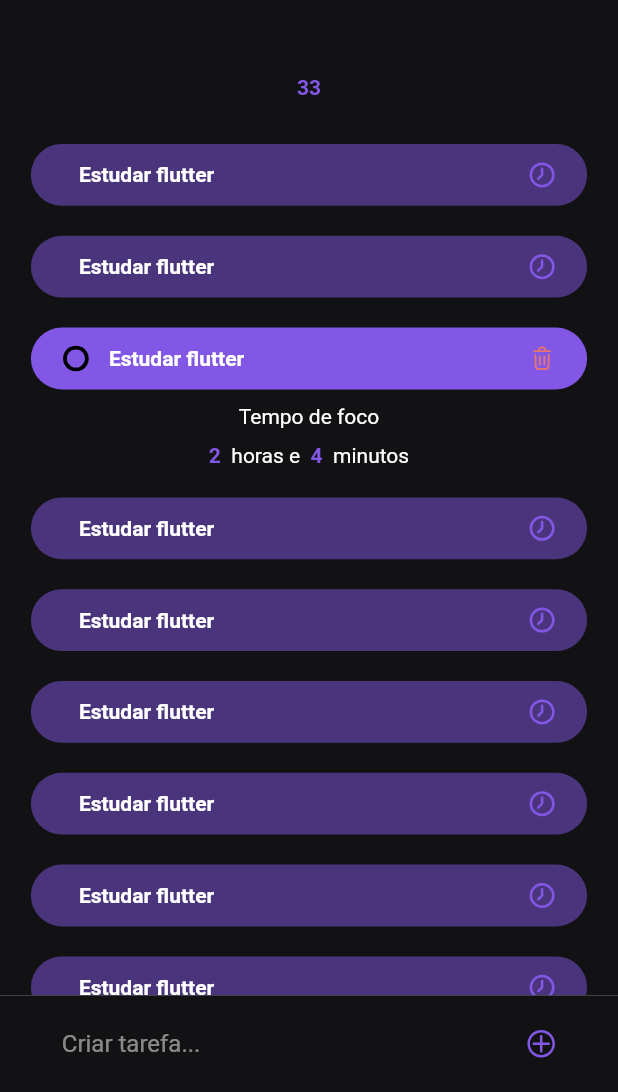
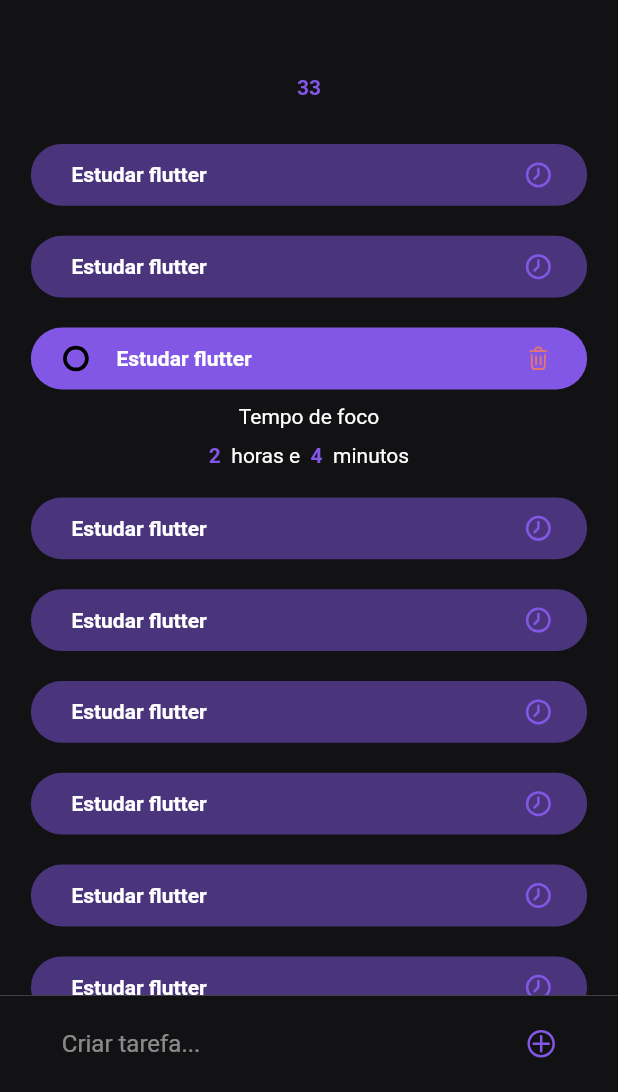
Before and after one commit to RodrigoLima96/time_sense, a Flutter app: the TasksPage screen opened directly, on a phone screen of 412 x 824 dp, the part 144-1236 px from its top. Run offline on Flutter 3.47's test engine with Material 2 defaults, Android fonts, the phone set to English and light mode, and no system bars; our stand-ins replace circular_countdown_timer, equatable, flutter_svg, sqflite, wakelock; accounts and stored records are empty; network calls fail.

Commit message:
change TaskWidget

```diff
--- a/lib/src/controllers/pomodoro_controller.dart
+++ b/lib/src/controllers/pomodoro_controller.dart
@@ -125,7 +125,7 @@ class PomodoroController extends ChangeNotifier {
   }
 
   savePomodoroStatusPeriodic() async {
-    Timer.periodic(const Duration(seconds: 5), (timer) {
+    Timer.periodic(const Duration(seconds: 30), (timer) {
       if (pomodoroState == PomodoroState.running) {
         savePomodoroStatus(saveCurrentPomodoroTime: true);
       }
--- a/lib/src/pages/home/widgets/bottomSheet/home_bottom_sheet.dart
+++ b/lib/src/pages/home/widgets/bottomSheet/home_bottom_sheet.dart
@@ -1,8 +1,6 @@
 import 'package:flutter/material.dart';
 import 'package:provider/provider.dart';
 import 'package:time_sense/src/controllers/controllers.dart';
-import 'package:time_sense/src/models/models.dart';
-import '../../../../controllers/task_controller.dart';
 import './task_container_bottom_sheet.dart';
 
 import '../../../../shared/utils/utils.dart';
--- a/lib/src/pages/home/widgets/home_body.dart
+++ b/lib/src/pages/home/widgets/home_body.dart
@@ -48,6 +48,7 @@ class HomeBody extends StatelessWidget {
                           backFunction: () {
                             controller.removePomodoroTask();
                           },
+                          widgetFunction: () {},
                           // !taskDetailsFuncion:
                           // calcular na hora o tempo do pomodoro atual
                           // para mostrar o tempo total de foco da task
--- a/lib/src/pages/tasks/widgets/task_widget.dart
+++ b/lib/src/pages/tasks/widgets/task_widget.dart
@@ -15,6 +15,7 @@ class TaskWidget extends StatelessWidget {
   final Color widgetColor;
   final bool showTaskDetails;
   final Function frontFunction;
+  final Function widgetFunction;
   final Function backFunction;
 
   const TaskWidget({
@@ -28,6 +29,7 @@ class TaskWidget extends StatelessWidget {
     required this.showTaskDetails,
     required this.frontFunction,
     required this.backFunction,
+    required this.widgetFunction,
   });
 
   @override
@@ -42,8 +44,7 @@ class TaskWidget extends StatelessWidget {
             borderRadius: BorderRadius.circular(50),
             color: widgetColor,
           ),
-          margin: const EdgeInsets.symmetric(horizontal: 20),
-          padding: const EdgeInsets.symmetric(horizontal: 20),
+          padding: const EdgeInsets.symmetric(horizontal: 15),
           child: Row(
             mainAxisAlignment: MainAxisAlignment.spaceBetween,
             children: [
@@ -53,14 +54,19 @@ class TaskWidget extends StatelessWidget {
                   children: [
                     showFrontIcon
                         ? GestureDetector(
-                            child: SizedBox(
-                              height: 20,
-                              width: 20,
+                            child: Container(
+                              height: 30,
+                              width: 30,
+                              color: Colors.transparent,
+                              child: Center(
                                 child: SvgPicture.asset(
                                   frontIcon,
                                   color: showTaskDetails
                                       ? Colors.black
                                       : primaryColor,
+                                  width: 20,
+                                  height: 20,
+                                ),
                               ),
                             ),
                             onTap: () {
@@ -68,8 +74,11 @@ class TaskWidget extends StatelessWidget {
                             },
                           )
                         : const SizedBox(),
-                    Container(
+                    InkWell(
+                      child: Container(
                         width: size.width * 0.65,
+                        height: size.height * 0.05,
+                        alignment: Alignment.centerLeft,
                         padding: const EdgeInsets.only(left: 12),
                         child: SingleChildScrollView(
                           scrollDirection: Axis.horizontal,
@@ -78,17 +87,26 @@ class TaskWidget extends StatelessWidget {
                             style: textBold,
                           ),
                         ),
+                      ),
+                      onTap: () {
+                        widgetFunction();
+                      },
                     )
                   ],
                 ),
               ),
               GestureDetector(
-                child: SizedBox(
-                  height: 20,
-                  width: 20,
+                child: Container(
+                  height: 35,
+                  width: 35,
+                  color: Colors.transparent,
+                  child: Center(
                     child: SvgPicture.asset(
                       backIcon,
                       color: backIconColor,
+                      width: 20,
+                      height: 20,
+                    ),
                   ),
                 ),
                 onTap: () {
--- a/lib/src/pages/tasks/widgets/tasks_page_body.dart
+++ b/lib/src/pages/tasks/widgets/tasks_page_body.dart
@@ -52,6 +52,7 @@ class TasksPageBody extends StatelessWidget {
                         showTaskDetails: index == 2 ? true : false,
                         frontFunction: () {},
                         backFunction: () {},
+                        widgetFunction: () {},
                       ),
                     );
                   },
```
Lines whose indentation alone changed are shown as unchanged.
